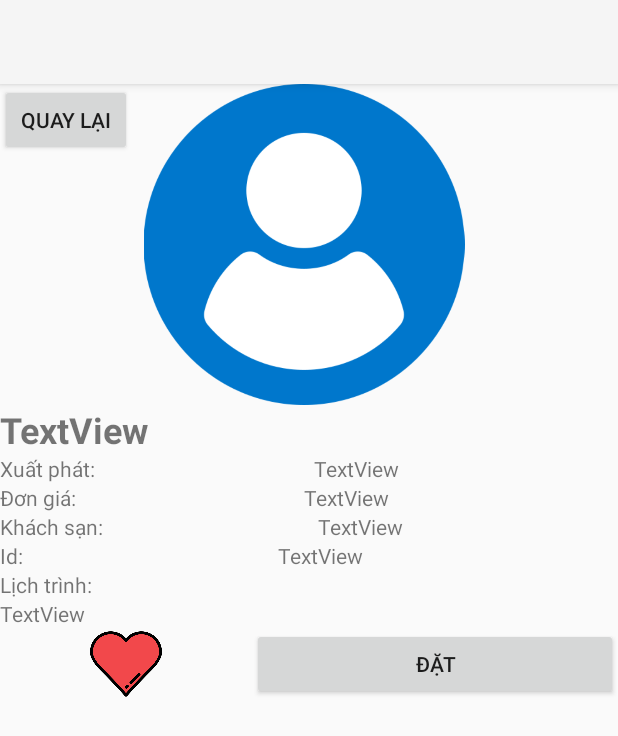
After one commit to tungn2002/btl_android, an Android app: the ChiTietTourActivity screen opened directly, with no data from a screen before it, on a phone screen of 412 x 824 dp. The commit adds this screen. Shown: the top 736 px of the screen. Run offline under Robolectric (Android 15) with nearby library versions, the phone set to English and light mode, and no system bars.

Commit message:
gd chitiet

```diff
--- a/app/src/main/AndroidManifest.xml
+++ b/app/src/main/AndroidManifest.xml
@@ -12,6 +12,12 @@
         android:supportsRtl="true"
         android:theme="@style/Theme.Btl_android"
         tools:targetApi="31">
+        <activity
+            android:name=".ChiTietTourActivity"
+            android:exported="false" />
+        <activity
+            android:name=".TrangChuActivity"
+            android:exported="false" />
         <activity
             android:name=".QuanLyLichTourActivity"
             android:exported="false" />
--- /dev/null
+++ b/app/src/main/java/com/example/btl_android/ChiTietTourActivity.java
@@ -0,0 +1,14 @@
+package com.example.btl_android;
+
+import androidx.appcompat.app.AppCompatActivity;
+
+import android.os.Bundle;
+
+public class ChiTietTourActivity extends AppCompatActivity {
+
+    @Override
+    protected void onCreate(Bundle savedInstanceState) {
+        super.onCreate(savedInstanceState);
+        setContentView(R.layout.activity_chi_tiet_tour);
+    }
+}
--- a/app/src/main/java/com/example/btl_android/MainActivity.java
+++ b/app/src/main/java/com/example/btl_android/MainActivity.java
@@ -18,7 +18,7 @@ public class MainActivity extends AppCompatActivity {
         b.setOnClickListener(new View.OnClickListener() {
             @Override
             public void onClick(View v) {
-                Intent m=new Intent(MainActivity.this, AddTourActivity.class);
+                Intent m=new Intent(MainActivity.this, TrangChuActivity.class);
                 startActivity(m);
             }
         });
--- /dev/null
+++ b/app/src/main/res/layout/activity_chi_tiet_tour.xml
@@ -0,0 +1,150 @@
+<?xml version="1.0" encoding="utf-8"?>
+<LinearLayout xmlns:android="http://schemas.android.com/apk/res/android"
+    xmlns:app="http://schemas.android.com/apk/res-auto"
+    xmlns:tools="http://schemas.android.com/tools"
+    android:layout_width="match_parent"
+    android:layout_height="wrap_content"
+    android:orientation="vertical"
+    tools:context=".ChiTietTourActivity">
+
+    <androidx.constraintlayout.widget.ConstraintLayout
+        android:layout_width="match_parent"
+        android:layout_height="match_parent">
+
+        <ImageView
+            android:id="@+id/imageView9"
+            android:layout_width="405dp"
+            android:layout_height="214dp"
+            android:src="@drawable/ss_4"
+            tools:layout_editor_absoluteX="3dp"
+            tools:layout_editor_absoluteY="0dp" />
+
+        <Button
+            android:id="@+id/button8"
+            android:layout_width="wrap_content"
+            android:layout_height="wrap_content"
+            android:text="Quay lại" />
+
+    </androidx.constraintlayout.widget.ConstraintLayout>
+
+    <TextView
+        android:id="@+id/textView36"
+        android:layout_width="wrap_content"
+        android:layout_height="wrap_content"
+        android:layout_weight="1"
+        android:text="TextView"
+        android:textSize="24sp"
+        android:textStyle="bold" />
+
+    <LinearLayout
+        android:layout_width="match_parent"
+        android:layout_height="match_parent"
+        android:orientation="horizontal">
+
+        <TextView
+            android:id="@+id/textView37"
+            android:layout_width="wrap_content"
+            android:layout_height="wrap_content"
+            android:layout_weight="1"
+            android:text="Xuất phát:" />
+
+        <TextView
+            android:id="@+id/textView38"
+            android:layout_width="wrap_content"
+            android:layout_height="wrap_content"
+            android:layout_weight="1"
+            android:text="TextView" />
+    </LinearLayout>
+
+    <LinearLayout
+        android:layout_width="match_parent"
+        android:layout_height="match_parent"
+        android:orientation="horizontal">
+
+        <TextView
+            android:id="@+id/textView39"
+            android:layout_width="wrap_content"
+            android:layout_height="wrap_content"
+            android:layout_weight="1"
+            android:text="Đơn giá:" />
+
+        <TextView
+            android:id="@+id/textView40"
+            android:layout_width="wrap_content"
+            android:layout_height="wrap_content"
+            android:layout_weight="1"
+            android:text="TextView" />
+    </LinearLayout>
+
+    <LinearLayout
+        android:layout_width="match_parent"
+        android:layout_height="match_parent"
+        android:orientation="horizontal">
+
+        <TextView
+            android:id="@+id/textView41"
+            android:layout_width="wrap_content"
+            android:layout_height="wrap_content"
+            android:layout_weight="1"
+            android:text="Khách sạn:" />
+
+        <TextView
+            android:id="@+id/textView42"
+            android:layout_width="wrap_content"
+            android:layout_height="wrap_content"
+            android:layout_weight="1"
+            android:text="TextView" />
+    </LinearLayout>
+
+    <LinearLayout
+        android:layout_width="match_parent"
+        android:layout_height="match_parent"
+        android:orientation="horizontal">
+
+        <TextView
+            android:id="@+id/textView43"
+            android:layout_width="wrap_content"
+            android:layout_height="wrap_content"
+            android:layout_weight="1"
+            android:text="Id:" />
+
+        <TextView
+            android:id="@+id/textView44"
+            android:layout_width="wrap_content"
+            android:layout_height="wrap_content"
+            android:layout_weight="1"
+            android:text="TextView" />
+    </LinearLayout>
+
+    <TextView
+        android:id="@+id/textView45"
+        android:layout_width="match_parent"
+        android:layout_height="wrap_content"
+        android:text="Lịch trình:" />
+
+    <TextView
+        android:id="@+id/textView46"
+        android:layout_width="match_parent"
+        android:layout_height="wrap_content"
+        android:text="TextView" />
+
+    <LinearLayout
+        android:layout_width="match_parent"
+        android:layout_height="match_parent"
+        android:orientation="horizontal">
+
+        <ImageView
+            android:id="@+id/imageView11"
+            android:layout_width="93dp"
+            android:layout_height="match_parent"
+            android:layout_weight="1"
+            android:src="@drawable/ss_3"/>
+
+        <Button
+            android:id="@+id/button9"
+            android:layout_width="244dp"
+            android:layout_height="wrap_content"
+            android:text="Đặt" />
+    </LinearLayout>
+
+</LinearLayout>
```
Also changed, not shown: app/src/main/java/com/example/btl_android/TrangChuActivity.java (added, +63 -0 lines), app/src/main/java/com/example/btl_android/tour/DKTourAdapter.java (added, +96 -0 lines), app/src/main/res/drawable/rounded_corners.xml (added, +10 -0 lines), app/src/main/res/layout/activity_trang_chu.xml (added, +52 -0 lines), app/src/main/res/layout/my_item3.xml (added, +50 -0 lines), app/src/main/res/drawable/ss_2.png (added), app/src/main/res/drawable/ss_3.png (added), app/src/main/res/drawable/ss_4.png (added).
